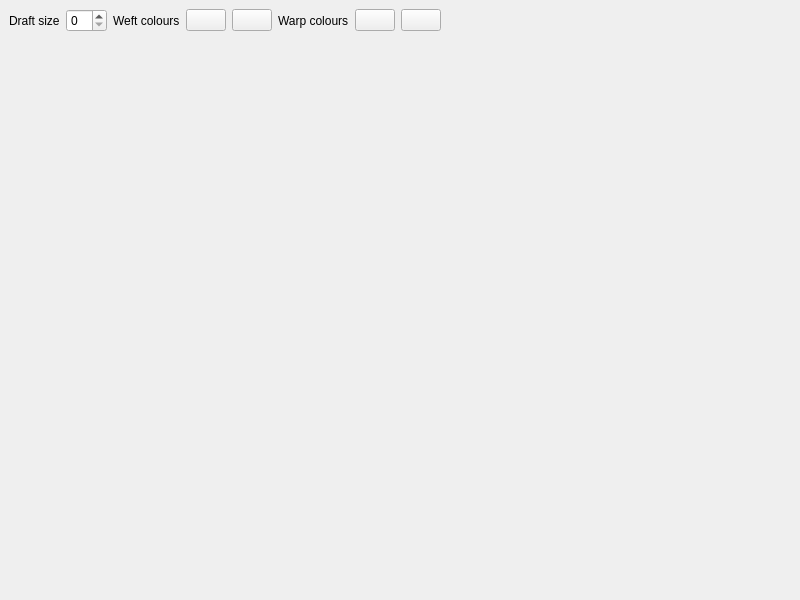
First picture: the form in pattern-matrix/qt/pattern-matrix.ui, repository nebogeo/weavingcodes, before the edit.
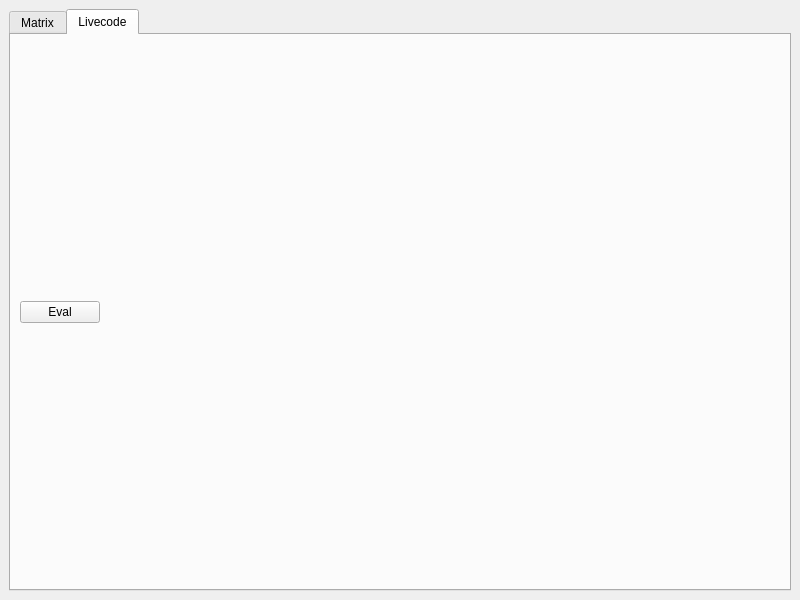
Second picture: the form after the edit.

```diff
--- a/pattern-matrix/qt/pattern-matrix.ui
+++ b/pattern-matrix/qt/pattern-matrix.ui
@@ -16,6 +16,16 @@
   <widget class="QWidget" name="centralwidget">
    <layout class="QHBoxLayout" name="horizontalLayout">
     <item>
+     <widget class="QTabWidget" name="tabWidget">
+      <property name="currentIndex">
+       <number>1</number>
+      </property>
+      <widget class="QWidget" name="tab">
+       <attribute name="title">
+        <string>Matrix</string>
+       </attribute>
+       <layout class="QHBoxLayout" name="horizontalLayout_3">
+        <item>
      <layout class="QVBoxLayout" name="verticalLayout">
       <item>
        <layout class="QHBoxLayout" name="horizontalLayout_2">
@@ -151,6 +161,48 @@
       </item>
      </layout>
     </item>
+       </layout>
+      </widget>
+      <widget class="QWidget" name="tab_2">
+       <attribute name="title">
+        <string>Livecode</string>
+       </attribute>
+       <layout class="QHBoxLayout" name="horizontalLayout_5">
+        <item>
+         <layout class="QVBoxLayout" name="verticalLayout_3">
+          <item>
+           <layout class="QHBoxLayout" name="horizontalLayoutEditContainer"/>
+          </item>
+          <item>
+           <layout class="QHBoxLayout" name="horizontalLayout_4">
+            <item>
+             <widget class="QPushButton" name="pushButtonEval">
+              <property name="text">
+               <string>Eval</string>
+              </property>
+             </widget>
+            </item>
+            <item>
+             <spacer name="horizontalSpacer_4">
+              <property name="orientation">
+               <enum>Qt::Horizontal</enum>
+              </property>
+              <property name="sizeHint" stdset="0">
+               <size>
+                <width>40</width>
+                <height>20</height>
+               </size>
+              </property>
+             </spacer>
+            </item>
+           </layout>
+          </item>
+         </layout>
+        </item>
+       </layout>
+      </widget>
+     </widget>
+    </item>
     <item>
      <layout class="QVBoxLayout" name="verticalLayoutLoom"/>
     </item>
```
Left out of the diff: 17 changed lines with no effect on the pictures. Lines whose indentation alone changed are shown as unchanged.
